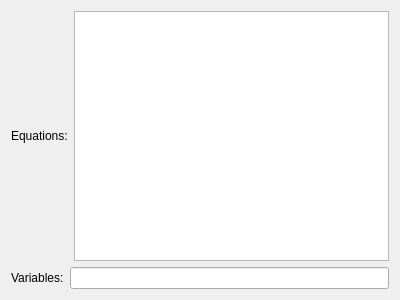
First picture: the form in src/assistants/solve/solvedlg.ui, repository KDE/cantor, before the edit.
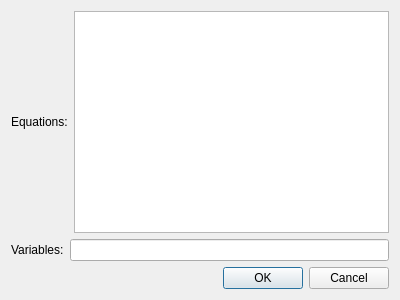
Second picture: the form after the edit. Custom widgets are drawn as their Qt base class.

Commit message: Port from KDialog to QDialog + QDialogButtonBox This work was performed during LaKademy 2015 with help of some developers. Thank you Alana! Thank you Daniela! CCMAIL: lanna.barros@gmail.com CCMAIL: daniela@colivre.coop.br REVIEW: 124008

Diff of the .ui file:
```diff
--- a/src/assistants/solve/solvedlg.ui
+++ b/src/assistants/solve/solvedlg.ui
@@ -39,6 +39,13 @@
      </item>
     </layout>
    </item>
+   <item>
+    <widget class="QDialogButtonBox" name="buttonBox">
+     <property name="standardButtons">
+      <set>QDialogButtonBox::Cancel|QDialogButtonBox::Ok</set>
+     </property>
+    </widget>
+   </item>
   </layout>
  </widget>
  <customwidgets>
```
The commit also changes 25 other files.
